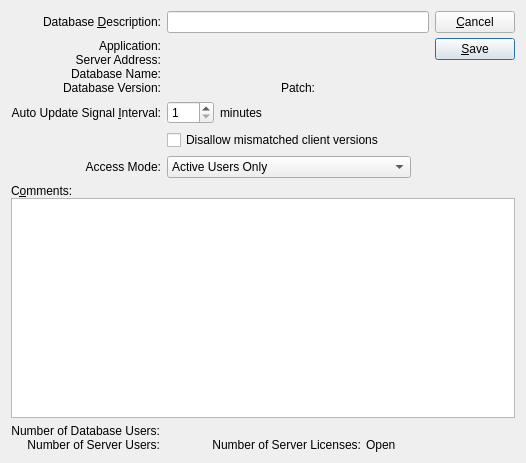
This is guiclient/databaseInformation.ui in Pegasus-RPG/xtuple-client as Qt 5 draws it before an edit. The edited form follows.
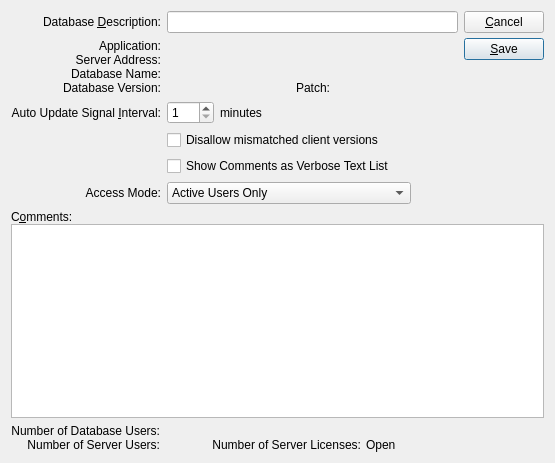
This is the edited form. Custom widgets are drawn as their Qt base class.

Commit message: Added in changes to allow for comments to be shown in a verbose list mode. When creating new comments you may also view existing comments with a more option. Issue #8645.

What changed in the file:
```diff
--- a/guiclient/databaseInformation.ui
+++ b/guiclient/databaseInformation.ui
@@ -7,12 +7,12 @@
 is available at www.xtuple.com/CPAL.  By using this software, you agree
 to be bound by its terms.</comment>
  <class>databaseInformation</class>
- <widget class="QDialog" name="databaseInformation" >
-  <property name="geometry" >
+ <widget class="QDialog" name="databaseInformation">
+  <property name="geometry">
    <rect>
     <x>0</x>
     <y>0</y>
-    <width>526</width>
+    <width>555</width>
     <height>463</height>
    </rect>
   </property>
@@ -198,8 +198,8 @@
          </property>
         </widget>
        </item>
-       <item row="4" column="1" >
-        <layout class="QHBoxLayout" name="horizontalLayout" >
+       <item row="5" column="1">
+        <layout class="QHBoxLayout" name="horizontalLayout">
          <item>
           <widget class="QComboBox" name="_access" >
            <item>
@@ -234,9 +234,9 @@
          </item>
         </layout>
        </item>
-       <item row="4" column="0" >
-        <widget class="QLabel" name="_accessLit" >
-         <property name="text" >
+       <item row="5" column="0">
+        <widget class="QLabel" name="_accessLit">
+         <property name="text">
           <string>Access Mode:</string>
          </property>
          <property name="alignment" >
@@ -260,6 +260,13 @@
          </property>
         </widget>
        </item>
+       <item row="4" column="1">
+        <widget class="QCheckBox" name="_verboseCommentList">
+         <property name="text">
+          <string>Show Comments as Verbose Text List</string>
+         </property>
+        </widget>
+       </item>
       </layout>
      </item>
      <item>
@@ -536,7 +543,7 @@
    </item>
   </layout>
  </widget>
- <layoutdefault spacing="6" margin="11" />
+ <layoutdefault spacing="6" margin="11"/>
  <pixmapfunction>qPixmapFromMimeSource</pixmapfunction>
  <customwidgets>
   <customwidget>
```
Left out of the diff: 312 changed lines with no effect on the pictures. The commit also changes 5 other files.
